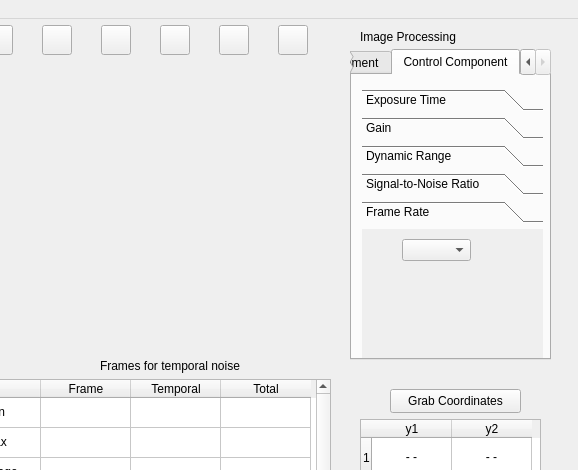
Before: the Qt Designer form mainwindow.ui in yuranxue272181/WPIMQP, drawn with Qt 5; both pictures show x 270 to 848 and y 0 to 470 of the 848 by 582 pixel window.
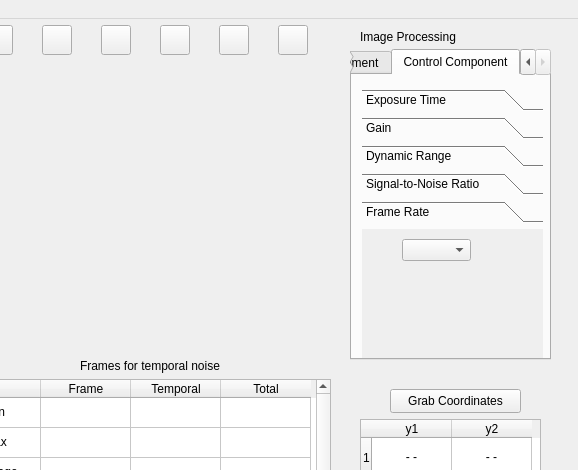
After: the same form once the commit is applied.

```diff
--- a/mainwindow.ui
+++ b/mainwindow.ui
@@ -1203,7 +1203,7 @@
      <rect>
       <x>630</x>
       <y>10</y>
-      <width>101</width>
+      <width>111</width>
       <height>16</height>
      </rect>
     </property>
@@ -1227,9 +1227,9 @@
    <widget class="QLabel" name="label_6">
     <property name="geometry">
      <rect>
-      <x>370</x>
+      <x>350</x>
       <y>340</y>
-      <width>151</width>
+      <width>171</width>
       <height>20</height>
      </rect>
     </property>
```
Left out of the diff: 32 changed lines with no effect on the pictures.
